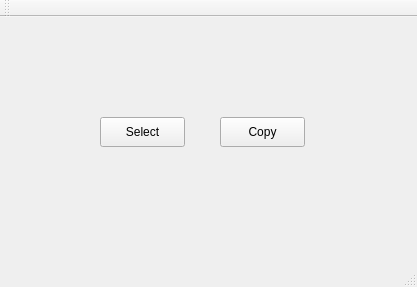
The window that mainwindow.ui (zhan2586/Photo_Uploader) describes before a commit, drawn with Qt 5.
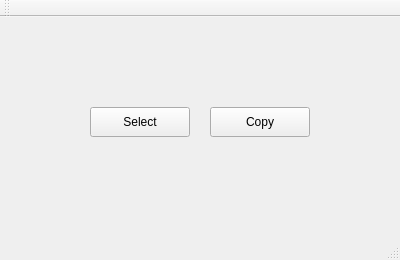
The same window after the commit.

Commit message:
Added calculation feature
v1.2.0.04270

The edit to the form file:
```diff
--- a/mainwindow.ui
+++ b/mainwindow.ui
@@ -6,8 +6,8 @@
    <rect>
     <x>0</x>
     <y>0</y>
-    <width>417</width>
-    <height>287</height>
+    <width>400</width>
+    <height>260</height>
    </rect>
   </property>
   <property name="windowTitle">
@@ -17,9 +17,9 @@
    <widget class="QPushButton" name="pushButton_select">
     <property name="geometry">
      <rect>
-      <x>100</x>
-      <y>100</y>
-      <width>85</width>
+      <x>90</x>
+      <y>90</y>
+      <width>100</width>
       <height>30</height>
      </rect>
     </property>
@@ -30,9 +30,9 @@
    <widget class="QPushButton" name="pushButton_copy">
     <property name="geometry">
      <rect>
-      <x>220</x>
-      <y>100</y>
-      <width>85</width>
+      <x>210</x>
+      <y>90</y>
+      <width>100</width>
       <height>30</height>
      </rect>
     </property>
```
Left out of the diff: 2 changed lines with no effect on the pictures. The commit also changes 1 other file.
